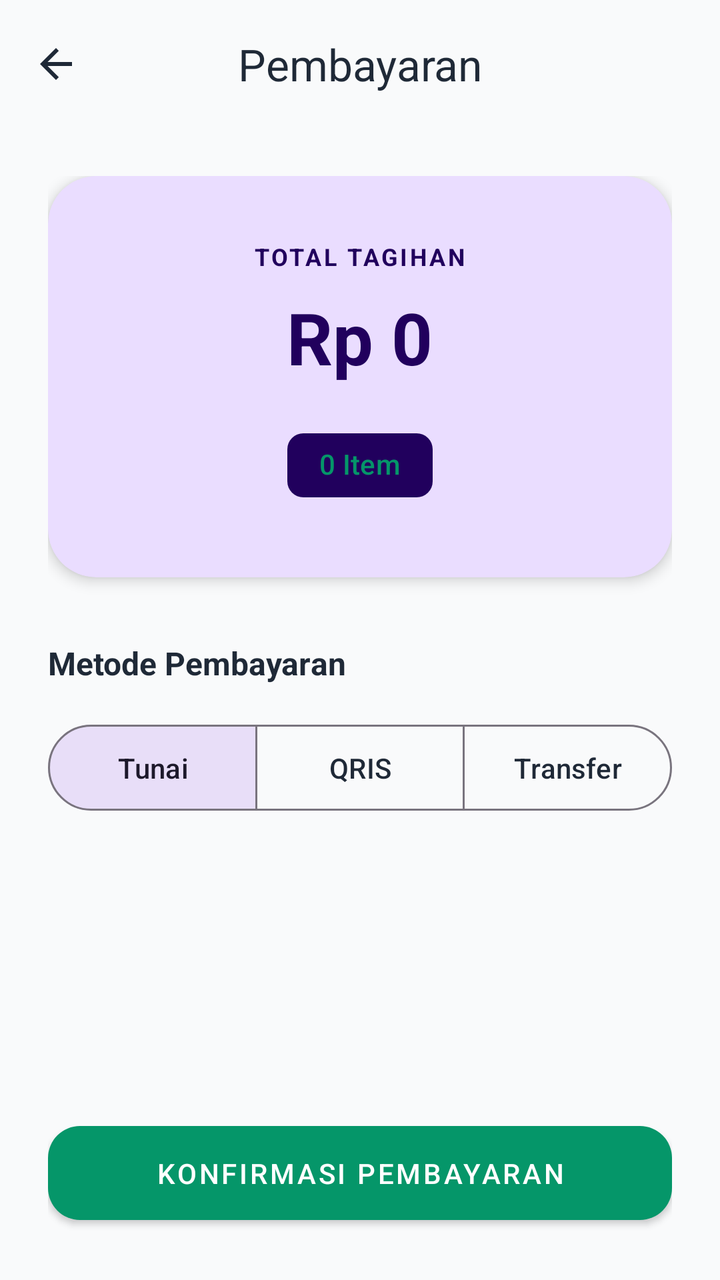
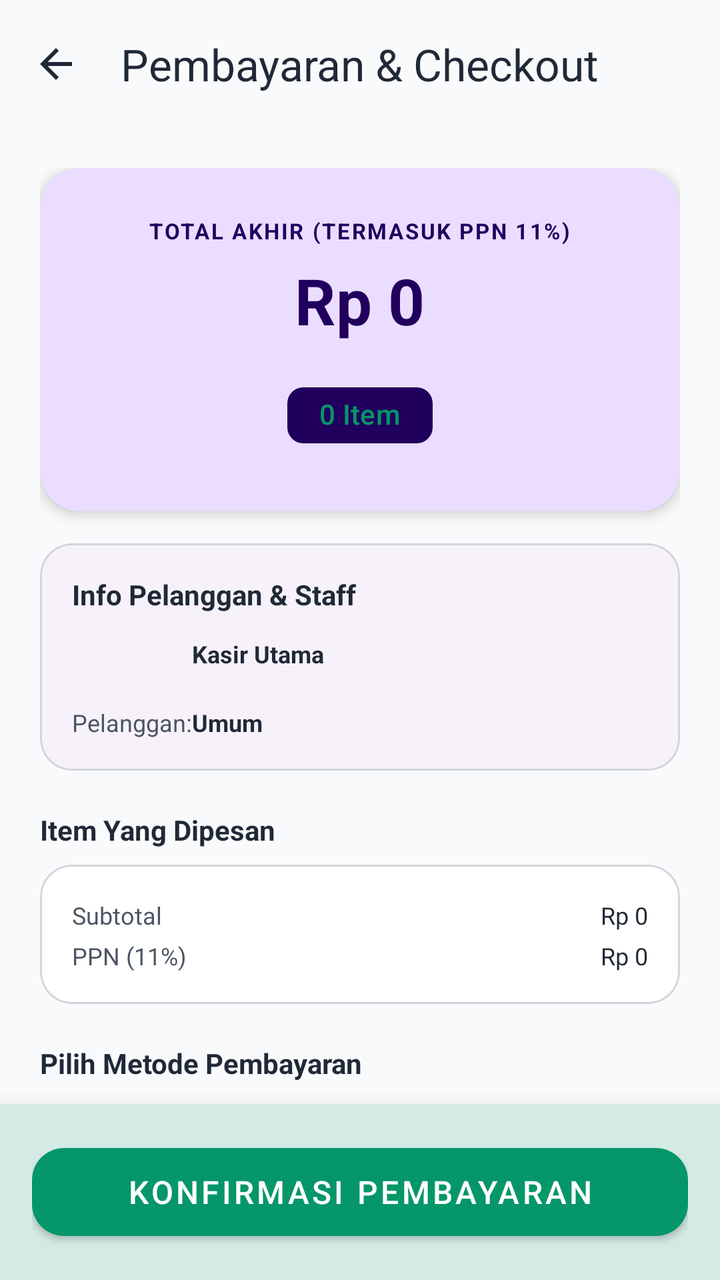

Compare the two renders of this Android layout. The source of the first and the diff that turns it into the second are given below.
<!-- AndroidManifest.xml: application theme Theme.PenjualanDev -->
<!-- res/layout/activity_pembayaran.xml -->
<?xml version="1.0" encoding="utf-8"?>
<androidx.coordinatorlayout.widget.CoordinatorLayout
    xmlns:android="http://schemas.android.com/apk/res/android"
    xmlns:app="http://schemas.android.com/apk/res-auto"
    xmlns:tools="http://schemas.android.com/tools"
    android:layout_width="match_parent"
    android:layout_height="match_parent"
    android:background="?attr/colorSurface"
    tools:context=".PembayaranActivity">

    
    <com.google.android.material.appbar.AppBarLayout
        android:layout_width="match_parent"
        android:layout_height="wrap_content"
        app:elevation="0dp"
        android:background="?attr/colorSurface">

        <com.google.android.material.appbar.MaterialToolbar
            android:id="@+id/toolbar"
            android:layout_width="match_parent"
            android:layout_height="?attr/actionBarSize"
            app:title="Pembayaran"
            app:titleCentered="true"
            app:titleTextColor="?attr/colorOnSurface"
            app:navigationIcon="?homeAsUpIndicator"
            app:navigationIconTint="?attr/colorOnSurface">
        </com.google.android.material.appbar.MaterialToolbar>
    </com.google.android.material.appbar.AppBarLayout>

    <LinearLayout
        android:layout_width="match_parent"
        android:layout_height="match_parent"
        android:orientation="vertical"
        android:padding="24dp"
        app:layout_behavior="@string/appbar_scrolling_view_behavior">

        
        <com.google.android.material.card.MaterialCardView
            android:layout_width="match_parent"
            android:layout_height="wrap_content"
            app:cardCornerRadius="24dp"
            app:cardElevation="4dp"
            app:strokeWidth="0dp"
            app:cardBackgroundColor="?attr/colorPrimaryContainer">

            <LinearLayout
                android:layout_width="match_parent"
                android:layout_height="wrap_content"
                android:orientation="vertical"
                android:gravity="center"
                android:padding="32dp">

                <TextView
                    android:layout_width="wrap_content"
                    android:layout_height="wrap_content"
                    android:text="TOTAL TAGIHAN"
                    android:textColor="?attr/colorOnPrimaryContainer"
                    android:textStyle="bold"
                    android:letterSpacing="0.1"
                    android:textSize="12sp" />

                <TextView
                    android:id="@+id/tv_total_price"
                    android:layout_width="wrap_content"
                    android:layout_height="wrap_content"
                    android:layout_marginTop="8dp"
                    android:text="Rp 0"
                    android:textColor="?attr/colorOnPrimaryContainer"
                    android:textSize="36sp"
                    android:textStyle="bold" />

                <com.google.android.material.chip.Chip
                    android:id="@+id/tv_total_items"
                    android:layout_width="wrap_content"
                    android:layout_height="wrap_content"
                    android:layout_marginTop="16dp"
                    android:text="0 Item"
                    android:textColor="?attr/colorPrimary"
                    app:chipBackgroundColor="?attr/colorOnPrimaryContainer"
                    app:chipStrokeWidth="0dp"
                    app:chipMinHeight="32dp"/>
            </LinearLayout>
        </com.google.android.material.card.MaterialCardView>

        <TextView
            android:layout_width="match_parent"
            android:layout_height="wrap_content"
            android:layout_marginTop="32dp"
            android:text="Metode Pembayaran"
            android:textColor="?attr/colorOnSurface"
            android:textSize="16sp"
            android:textStyle="bold" />

        <com.google.android.material.button.MaterialButtonToggleGroup
            android:id="@+id/toggle_payment_method"
            android:layout_width="match_parent"
            android:layout_height="wrap_content"
            android:layout_marginTop="16dp"
            app:singleSelection="true"
            app:selectionRequired="true"
            app:checkedButton="@+id/btn_tunai">

            <com.google.android.material.button.MaterialButton
                android:id="@+id/btn_tunai"
                style="?attr/materialButtonOutlinedStyle"
                android:layout_width="0dp"
                android:layout_height="wrap_content"
                android:layout_weight="1"
                android:paddingVertical="12dp"
                android:text="Tunai" />

            <com.google.android.material.button.MaterialButton
                android:id="@+id/btn_qris"
                style="?attr/materialButtonOutlinedStyle"
                android:layout_width="0dp"
                android:layout_height="wrap_content"
                android:layout_weight="1"
                android:paddingVertical="12dp"
                android:text="QRIS" />
            
            <com.google.android.material.button.MaterialButton
                android:id="@+id/btn_transfer"
                style="?attr/materialButtonOutlinedStyle"
                android:layout_width="0dp"
                android:layout_height="wrap_content"
                android:layout_weight="1"
                android:paddingVertical="12dp"
                android:text="Transfer" />
        </com.google.android.material.button.MaterialButtonToggleGroup>

        <Space
            android:layout_width="match_parent"
            android:layout_height="0dp"
            android:layout_weight="1" />

        <com.google.android.material.button.MaterialButton
            android:id="@+id/btn_confirm_payment"
            style="@style/Widget.MaterialComponents.Button"
            android:layout_width="match_parent"
            android:layout_height="wrap_content"
            android:text="Konfirmasi Pembayaran"
            app:cornerRadius="16dp"
            android:paddingVertical="14dp"
            app:backgroundTint="?attr/colorPrimary"
            android:textColor="?attr/colorOnPrimary" />
            
    </LinearLayout>
</androidx.coordinatorlayout.widget.CoordinatorLayout>
<!-- resources referenced by this layout -->
<resources>
  <style name="Theme.PenjualanDev" parent="Base.Theme.PenjualanDev" />
  <style name="Base.Theme.PenjualanDev" parent="Theme.Material3.Light.NoActionBar">
          
          <item name="colorPrimary">@color/colorPrimary</item>
          <item name="colorOnPrimary">@color/colorOnPrimary</item>
          
          <item name="colorSecondary">@color/colorSecondary</item>
          <item name="colorOnSecondary">@color/colorOnSecondary</item>
          
          <item name="android:statusBarColor">@color/colorPrimary</item>
          
          <item name="colorSurface">@color/colorScreenBackground</item>
          <item name="colorOnSurface">@color/colorPrimaryText</item>
          <item name="colorSurfaceContainer">@color/colorCardBackground</item>
          <item name="colorSurfaceContainerHigh">@color/white</item>
          <item name="colorOnSurfaceVariant">@color/colorSecondaryText</item>
          <item name="colorError">@color/red</item>
          
          <item name="materialButtonStyle">@style/Widget.App.Button</item>
      </style>
  <color name="colorPrimary">#059669</color>
  <color name="colorOnPrimary">#FFFFFF</color>
  <color name="colorSecondary">#D1FAE5</color>
  <color name="colorOnSecondary">#064E3B</color>
  <color name="colorScreenBackground">#F9FAFB</color>
  <color name="colorPrimaryText">#1F2937</color>
  <color name="colorCardBackground">#FFFFFF</color>
  <color name="white">#FFFFFFFF</color>
  <color name="colorSecondaryText">#4B5563</color>
  <color name="red">#EF4444</color>
  <style name="Widget.App.Button" parent="Widget.Material3.Button">
          <item name="cornerRadius">12dp</item>
          <item name="android:minHeight">48dp</item>
          <item name="backgroundTint">@color/colorPrimary</item>
          <item name="android:textColor">@color/white</item>
          <item name="android:insetTop">0dp</item>
          <item name="android:insetBottom">0dp</item>
      </style>
</resources>

<!-- the commit's change to res/layout/activity_pembayaran.xml (unified diff, before → after) -->
@@ -19,7 +19,7 @@
             android:id="@+id/toolbar"
             android:layout_width="match_parent"
             android:layout_height="?attr/actionBarSize"
-            app:title="Pembayaran"
+            app:title="Pembayaran &amp; Checkout"
             app:titleCentered="true"
             app:titleTextColor="?attr/colorOnSurface"
             app:navigationIcon="?homeAsUpIndicator"
@@ -27,122 +27,469 @@
         </com.google.android.material.appbar.MaterialToolbar>
     </com.google.android.material.appbar.AppBarLayout>
 
-    <LinearLayout
+    
+    <androidx.core.widget.NestedScrollView
         android:layout_width="match_parent"
         android:layout_height="match_parent"
-        android:orientation="vertical"
-        android:padding="24dp"
-        app:layout_behavior="@string/appbar_scrolling_view_behavior">
-
-        
-        <com.google.android.material.card.MaterialCardView
+        app:layout_behavior="@string/appbar_scrolling_view_behavior"
+        android:paddingBottom="100dp"
+        android:clipToPadding="false">
+
+        <LinearLayout
             android:layout_width="match_parent"
             android:layout_height="wrap_content"
-            app:cardCornerRadius="24dp"
-            app:cardElevation="4dp"
-            app:strokeWidth="0dp"
-            app:cardBackgroundColor="?attr/colorPrimaryContainer">
-
+            android:orientation="vertical"
+            android:padding="20dp">
+
+            
+            <com.google.android.material.card.MaterialCardView
+                android:layout_width="match_parent"
+                android:layout_height="wrap_content"
+                app:cardCornerRadius="20dp"
+                app:cardElevation="4dp"
+                app:strokeWidth="0dp"
+                app:cardBackgroundColor="?attr/colorPrimaryContainer">
+
+                <LinearLayout
+                    android:layout_width="match_parent"
+                    android:layout_height="wrap_content"
+                    android:orientation="vertical"
+                    android:gravity="center"
+                    android:padding="24dp">
+
+                    <TextView
+                        android:layout_width="wrap_content"
+                        android:layout_height="wrap_content"
+                        android:text="TOTAL AKHIR (TERMASUK PPN 11%)"
+                        android:textColor="?attr/colorOnPrimaryContainer"
+                        android:textStyle="bold"
+                        android:letterSpacing="0.08"
+                        android:textSize="11sp" />
+
+                    <TextView
+                        android:id="@+id/tv_total_price"
+                        android:layout_width="wrap_content"
+                        android:layout_height="wrap_content"
+                        android:layout_marginTop="6dp"
+                        android:text="Rp 0"
+                        android:textColor="?attr/colorOnPrimaryContainer"
+                        android:textSize="32sp"
+                        android:textStyle="bold" />
+
+                    <com.google.android.material.chip.Chip
+                        android:id="@+id/tv_total_items"
+                        android:layout_width="wrap_content"
+                        android:layout_height="wrap_content"
+                        android:layout_marginTop="12dp"
+                        android:text="0 Item"
+                        android:textColor="?attr/colorPrimary"
+                        app:chipBackgroundColor="?attr/colorOnPrimaryContainer"
+                        app:chipStrokeWidth="0dp"
+                        app:chipMinHeight="28dp"/>
+                </LinearLayout>
+            </com.google.android.material.card.MaterialCardView>
+
+            
+            <com.google.android.material.card.MaterialCardView
+                android:layout_width="match_parent"
+                android:layout_height="wrap_content"
+                android:layout_marginTop="16dp"
+                app:cardCornerRadius="16dp"
+                app:cardElevation="0dp"
+                app:strokeWidth="1dp"
+                app:strokeColor="@color/colorOutlineStroke"
+                app:cardBackgroundColor="?attr/colorSurfaceContainerLow">
+
+                <LinearLayout
+                    android:layout_width="match_parent"
+                    android:layout_height="wrap_content"
+                    android:orientation="vertical"
+                    android:padding="16dp">
+
+                    <TextView
+                        android:layout_width="wrap_content"
+                        android:layout_height="wrap_content"
+                        android:text="Info Pelanggan &amp; Staff"
+                        android:textColor="?attr/colorOnSurface"
+                        android:textSize="14sp"
+                        android:textStyle="bold"
+                        android:layout_marginBottom="12dp" />
+
+                    
+                    <GridLayout
+                        android:layout_width="match_parent"
+                        android:layout_height="wrap_content"
+                        android:columnCount="2"
+                        android:rowCount="3">
+
+                        <TextView
+                            android:text="Kasir / Staff:"
+                            android:textColor="?attr/colorOnSurfaceVariant"
+                            android:textSize="12sp"
+                            android:layout_columnWeight="1" />
+                        <TextView
+                            android:id="@+id/tv_pay_cashier"
+                            android:text="Kasir Utama"
+                            android:textColor="?attr/colorOnSurface"
+                            android:textSize="12sp"
+                            android:textStyle="bold"
+                            android:gravity="end" />
+
+                        <TextView
+                            android:text="Pelanggan:"
+                            android:textColor="?attr/colorOnSurfaceVariant"
+                            android:textSize="12sp"
+                            android:layout_marginTop="4dp" />
+                        <TextView
+                            android:id="@+id/tv_pay_customer"
+                            android:text="Umum"
+                            android:textColor="?attr/colorOnSurface"
+                            android:textSize="12sp"
+                            android:textStyle="bold"
+                            android:gravity="end"
+                            android:layout_marginTop="4dp" />
+
+
+                    </GridLayout>
+                </LinearLayout>
+            </com.google.android.material.card.MaterialCardView>
+
+            
+            <TextView
+                android:layout_width="match_parent"
+                android:layout_height="wrap_content"
+                android:layout_marginTop="20dp"
+                android:text="Item Yang Dipesan"
+                android:textColor="?attr/colorOnSurface"
+                android:textSize="14sp"
+                android:textStyle="bold" />
+
+            <com.google.android.material.card.MaterialCardView
+                android:layout_width="match_parent"
+                android:layout_height="wrap_content"
+                android:layout_marginTop="8dp"
+                app:cardCornerRadius="16dp"
+                app:cardElevation="0dp"
+                app:strokeWidth="1dp"
+                app:strokeColor="@color/colorOutlineStroke"
+                app:cardBackgroundColor="?attr/colorSurfaceContainerLowest">
+
+                <LinearLayout
+                    android:layout_width="match_parent"
+                    android:layout_height="wrap_content"
+                    android:orientation="vertical">
+
+                    <androidx.recyclerview.widget.RecyclerView
+                        android:id="@+id/rv_pay_items"
+                        android:layout_width="match_parent"
+                        android:layout_height="wrap_content"
+                        android:nestedScrollingEnabled="false"
+                        tools:listitem="@layout/item_order_summary" />
+
+                    
+                    <View
+                        android:layout_width="match_parent"
+                        android:layout_height="1dp"
+                        android:background="@color/colorOutlineStroke"
+                        android:layout_marginHorizontal="16dp" />
+
+                    
+                    <LinearLayout
+                        android:layout_width="match_parent"
+                        android:layout_height="wrap_content"
+                        android:orientation="vertical"
+                        android:padding="16dp">
+
+                        <LinearLayout
+                            android:layout_width="match_parent"
+                            android:layout_height="wrap_content"
+                            android:orientation="horizontal">
+                            <TextView
+                                android:layout_width="0dp"
+                                android:layout_height="wrap_content"
+                                android:layout_weight="1"
+                                android:text="Subtotal"
+                                android:textColor="?attr/colorOnSurfaceVariant"
+                                android:textSize="12sp" />
+                            <TextView
+                                android:id="@+id/tv_pay_subtotal"
+                                android:layout_width="wrap_content"
+                                android:layout_height="wrap_content"
+                                android:text="Rp 0"
+                                android:textColor="?attr/colorOnSurface"
+                                android:textSize="12sp" />
+                        </LinearLayout>
+
+                        <LinearLayout
+                            android:layout_width="match_parent"
+                            android:layout_height="wrap_content"
+                            android:orientation="horizontal"
+                            android:layout_marginTop="4dp">
+                            <TextView
+                                android:layout_width="0dp"
+                                android:layout_height="wrap_content"
+                                android:layout_weight="1"
+                                android:text="PPN (11%)"
+                                android:textColor="?attr/colorOnSurfaceVariant"
+                                android:textSize="12sp" />
+                            <TextView
+                                android:id="@+id/tv_pay_tax"
+                                android:layout_width="wrap_content"
+                                android:layout_height="wrap_content"
+                                android:text="Rp 0"
+                                android:textColor="?attr/colorOnSurface"
+                                android:textSize="12sp" />
+                        </LinearLayout>
+                    </LinearLayout>
+                </LinearLayout>
+            </com.google.android.material.card.MaterialCardView>
+
+            
+            <TextView
+                android:layout_width="match_parent"
+                android:layout_height="wrap_content"
+                android:layout_marginTop="20dp"
+                android:text="Pilih Metode Pembayaran"
+                android:textColor="?attr/colorOnSurface"
+                android:textSize="14sp"
+                android:textStyle="bold" />
+
+            <com.google.android.material.button.MaterialButtonToggleGroup
+                android:id="@+id/toggle_payment_method"
+                android:layout_width="match_parent"
+                android:layout_height="wrap_content"
+                android:layout_marginTop="8dp"
+                app:singleSelection="true"
+                app:selectionRequired="true"
+                app:checkedButton="@+id/btn_tunai">
+
+                <com.google.android.material.button.MaterialButton
+                    android:id="@+id/btn_tunai"
+                    style="?attr/materialButtonOutlinedStyle"
+                    android:layout_width="0dp"
+                    android:layout_height="wrap_content"
+                    android:layout_weight="1"
+                    android:paddingVertical="12dp"
+                    android:text="Tunai"
+                    android:textSize="12sp"/>
+
+                <com.google.android.material.button.MaterialButton
+                    android:id="@+id/btn_qris"
+                    style="?attr/materialButtonOutlinedStyle"
+                    android:layout_width="0dp"
+                    android:layout_height="wrap_content"
+                    android:layout_weight="1"
+                    android:paddingVertical="12dp"
+                    android:text="QRIS"
+                    android:textSize="12sp"/>
+                
+                <com.google.android.material.button.MaterialButton
+                    android:id="@+id/btn_transfer"
+                    style="?attr/materialButtonOutlinedStyle"
+                    android:layout_width="0dp"
+                    android:layout_height="wrap_content"
+                    android:layout_weight="1"
+                    android:paddingVertical="12dp"
+                    android:text="Transfer"
+                    android:textSize="12sp"/>
+            </com.google.android.material.button.MaterialButtonToggleGroup>
+
+            
             <LinearLayout
+                android:id="@+id/ll_cash_container"
                 android:layout_width="match_parent"
                 android:layout_height="wrap_content"
                 android:orientation="vertical"
-                android:gravity="center"
-                android:padding="32dp">
-
-                <TextView
-                    android:layout_width="wrap_content"
-                    android:layout_height="wrap_content"
-                    android:text="TOTAL TAGIHAN"
-                    android:textColor="?attr/colorOnPrimaryContainer"
-                    android:textStyle="bold"
-                    android:letterSpacing="0.1"
-                    android:textSize="12sp" />
-
-                <TextView
-                    android:id="@+id/tv_total_price"
-                    android:layout_width="wrap_content"
-                    android:layout_height="wrap_content"
-                    android:layout_marginTop="8dp"
-                    android:text="Rp 0"
-                    android:textColor="?attr/colorOnPrimaryContainer"
-                    android:textSize="36sp"
-                    android:textStyle="bold" />
-
-                <com.google.android.material.chip.Chip
-                    android:id="@+id/tv_total_items"
-                    android:layout_width="wrap_content"
-                    android:layout_height="wrap_content"
-                    android:layout_marginTop="16dp"
-                    android:text="0 Item"
-                    android:textColor="?attr/colorPrimary"
-                    app:chipBackgroundColor="?attr/colorOnPrimaryContainer"
-                    app:chipStrokeWidth="0dp"
-                    app:chipMinHeight="32dp"/>
+                android:layout_marginTop="16dp"
+                android:visibility="visible">
+
+                <com.google.android.material.card.MaterialCardView
+                    android:layout_width="match_parent"
+                    android:layout_height="wrap_content"
+                    app:cardCornerRadius="16dp"
+                    app:cardElevation="0dp"
+                    app:strokeWidth="1dp"
+                    app:strokeColor="@color/colorOutlineStroke"
+                    app:cardBackgroundColor="?attr/colorSurfaceContainerHigh">
+
+                    <LinearLayout
+                        android:layout_width="match_parent"
+                        android:layout_height="wrap_content"
+                        android:orientation="vertical"
+                        android:padding="16dp">
+
+                        <com.google.android.material.textfield.TextInputLayout
+                            android:id="@+id/til_cash_received"
+                            style="@style/Widget.MaterialComponents.TextInputLayout.OutlinedBox"
+                            android:layout_width="match_parent"
+                            android:layout_height="wrap_content"
+                            android:hint="Jumlah Uang Diterima"
+                            app:prefixText="Rp "
+                            app:prefixTextColor="?attr/colorPrimary">
+                            <com.google.android.material.textfield.TextInputEditText
+                                android:id="@+id/et_cash_received"
+                                android:layout_width="match_parent"
+                                android:layout_height="wrap_content"
+                                android:inputType="number"
+                                android:textSize="18sp"
+                                android:textStyle="bold" />
+                        </com.google.android.material.textfield.TextInputLayout>
+
+                        
+                        <LinearLayout
+                            android:layout_width="match_parent"
+                            android:layout_height="wrap_content"
+                            android:orientation="horizontal"
+                            android:layout_marginTop="10dp"
+                            android:gravity="center">
+
+                            <com.google.android.material.chip.Chip
+                                android:id="@+id/chip_exact_amount"
+                                android:layout_width="wrap_content"
+                                android:layout_height="wrap_content"
+                                android:text="Uang Pas"
+                                android:layout_marginEnd="6dp"
+                                app:chipStrokeColor="?attr/colorPrimary"
+                                android:textColor="?attr/colorPrimary" />
+
+                            <com.google.android.material.chip.Chip
+                                android:id="@+id/chip_50k"
+                                android:layout_width="wrap_content"
+                                android:layout_height="wrap_content"
+                                android:text="Rp 50.000"
+                                android:layout_marginEnd="6dp" />
+
+                            <com.google.android.material.chip.Chip
+                                android:id="@+id/chip_100k"
+                                android:layout_width="wrap_content"
+                                android:layout_height="wrap_content"
+                                android:text="Rp 100.000" />
+                        </LinearLayout>
+
+                        
+                        <LinearLayout
+                            android:layout_width="match_parent"
+                            android:layout_height="wrap_content"
+                            android:orientation="horizontal"
+                            android:layout_marginTop="16dp"
+                            android:gravity="center_vertical">
+
+                            <TextView
+                                android:layout_width="0dp"
+                                android:layout_height="wrap_content"
+                                android:layout_weight="1"
+                                android:text="Uang Kembalian:"
+                                android:textColor="?attr/colorOnSurfaceVariant"
+                                android:textSize="14sp" />
+
+                            <TextView
+                                android:id="@+id/tv_change_amount"
+                                android:layout_width="wrap_content"
+                                android:layout_height="wrap_content"
+                                android:text="Rp 0"
+                                android:textColor="?attr/colorOnSurface"
+                                android:textSize="20sp"
+                                android:textStyle="bold" />
+                        </LinearLayout>
+                    </LinearLayout>
+                </com.google.android.material.card.MaterialCardView>
             </LinearLayout>
-        </com.google.android.material.card.MaterialCardView>
-
-        <TextView
+
+        </LinearLayout>
+    </androidx.core.widget.NestedScrollView>
+
+    
+    <com.google.android.material.card.MaterialCardView
+        android:layout_width="match_parent"
+        android:layout_height="wrap_content"
+        android:layout_gravity="bottom"
+        app:cardCornerRadius="0dp"
+        app:cardElevation="16dp"
+        app:strokeWidth="0dp"
+        app:cardBackgroundColor="?attr/colorSurface">
+
+        <LinearLayout
             android:layout_width="match_parent"
             android:layout_height="wrap_content"
-            android:layout_marginTop="32dp"
-            android:text="Metode Pembayaran"
+            android:padding="16dp">
+
+            <com.google.android.material.button.MaterialButton
+                android:id="@+id/btn_confirm_payment"
+                style="@style/Widget.MaterialComponents.Button"
+                android:layout_width="match_parent"
+                android:layout_height="56dp"
+                android:text="Konfirmasi Pembayaran"
+                app:cornerRadius="16dp"
+                android:textSize="16sp"
+                app:backgroundTint="?attr/colorPrimary"
+                android:textColor="?attr/colorOnPrimary" />
+        </LinearLayout>
+    </com.google.android.material.card.MaterialCardView>
+
+</androidx.coordinatorlayout.widget.CoordinatorLayout>
+<!-- res/layout/item_order_summary.xml (included above) -->
+<?xml version="1.0" encoding="utf-8"?>
+<LinearLayout 
+    xmlns:android="http://schemas.android.com/apk/res/android"
+    xmlns:app="http://schemas.android.com/apk/res-auto"
+    android:layout_width="match_parent"
+    android:layout_height="wrap_content"
+    android:orientation="horizontal"
+    android:gravity="center_vertical"
+    android:paddingVertical="8dp"
+    android:paddingHorizontal="16dp">
+
+    
+    <com.google.android.material.card.MaterialCardView
+        android:layout_width="40dp"
+        android:layout_height="40dp"
+        app:cardCornerRadius="8dp"
+        app:cardElevation="0dp"
+        app:strokeWidth="0dp"
+        app:cardBackgroundColor="?attr/colorSurfaceVariant">
+        
+        <ImageView
+            android:id="@+id/img_summary_item"
+            android:layout_width="match_parent"
+            android:layout_height="match_parent"
+            android:scaleType="centerCrop"
+            android:src="@drawable/menu" />
+    </com.google.android.material.card.MaterialCardView>
+
+    
+    <LinearLayout
+        android:layout_width="0dp"
+        android:layout_height="wrap_content"
+        android:layout_weight="1"
+        android:layout_marginStart="12dp"
+        android:orientation="vertical">
+
+        <TextView
+            android:id="@+id/tv_summary_name"
+            android:layout_width="wrap_content"
+            android:layout_height="wrap_content"
+            android:text="Nama Item"
             android:textColor="?attr/colorOnSurface"
-            android:textSize="16sp"
+            android:textSize="14sp"
             android:textStyle="bold" />
 
-        <com.google.android.material.button.MaterialButtonToggleGroup
-            android:id="@+id/toggle_payment_method"
-            android:layout_width="match_parent"
+        <TextView
+            android:id="@+id/tv_summary_qty_price"
+            android:layout_width="wrap_content"
             android:layout_height="wrap_content"
-            android:layout_marginTop="16dp"
-            app:singleSelection="true"
-            app:selectionRequired="true"
-            app:checkedButton="@+id/btn_tunai">
-
-            <com.google.android.material.button.MaterialButton
-                android:id="@+id/btn_tunai"
-                style="?attr/materialButtonOutlinedStyle"
-                android:layout_width="0dp"
-                android:layout_height="wrap_content"
-                android:layout_weight="1"
-                android:paddingVertical="12dp"
-                android:text="Tunai" />
-
-            <com.google.android.material.button.MaterialButton
-                android:id="@+id/btn_qris"
-                style="?attr/materialButtonOutlinedStyle"
-                android:layout_width="0dp"
-                android:layout_height="wrap_content"
-                android:layout_weight="1"
-                android:paddingVertical="12dp"
-                android:text="QRIS" />
-            
-            <com.google.android.material.button.MaterialButton
-                android:id="@+id/btn_transfer"
-                style="?attr/materialButtonOutlinedStyle"
-                android:layout_width="0dp"
-                android:layout_height="wrap_content"
-                android:layout_weight="1"
-                android:paddingVertical="12dp"
-                android:text="Transfer" />
-        </com.google.android.material.button.MaterialButtonToggleGroup>
-
-        <Space
-            android:layout_width="match_parent"
-            android:layout_height="0dp"
-            android:layout_weight="1" />
-
-        <com.google.android.material.button.MaterialButton
-            android:id="@+id/btn_confirm_payment"
-            style="@style/Widget.MaterialComponents.Button"
-            android:layout_width="match_parent"
-            android:layout_height="wrap_content"
-            android:text="Konfirmasi Pembayaran"
-            app:cornerRadius="16dp"
-            android:paddingVertical="14dp"
-            app:backgroundTint="?attr/colorPrimary"
-            android:textColor="?attr/colorOnPrimary" />
-            
+            android:text="3 x Rp 15.000"
+            android:textColor="?attr/colorOnSurfaceVariant"
+            android:textSize="12sp" />
     </LinearLayout>
-</androidx.coordinatorlayout.widget.CoordinatorLayout>
+
+    
+    <TextView
+        android:id="@+id/tv_summary_subtotal"
+        android:layout_width="wrap_content"
+        android:layout_height="wrap_content"
+        android:text="Rp 45.000"
+        android:textColor="?attr/colorOnSurface"
+        android:textSize="14sp"
+        android:textStyle="bold" />
+
+</LinearLayout>
<!-- resource entries referenced after the edit -->
@@ -1,5 +1,7 @@
 <!-- resources referenced by this layout -->
 <resources>
+  <color name="colorOutlineStroke">#D1D5DB</color>
+  <!-- drawable menu: png bitmap (drawable, 1911 bytes) -->
   <style name="Theme.PenjualanDev" parent="Base.Theme.PenjualanDev" />
   <style name="Base.Theme.PenjualanDev" parent="Theme.Material3.Light.NoActionBar">
           
